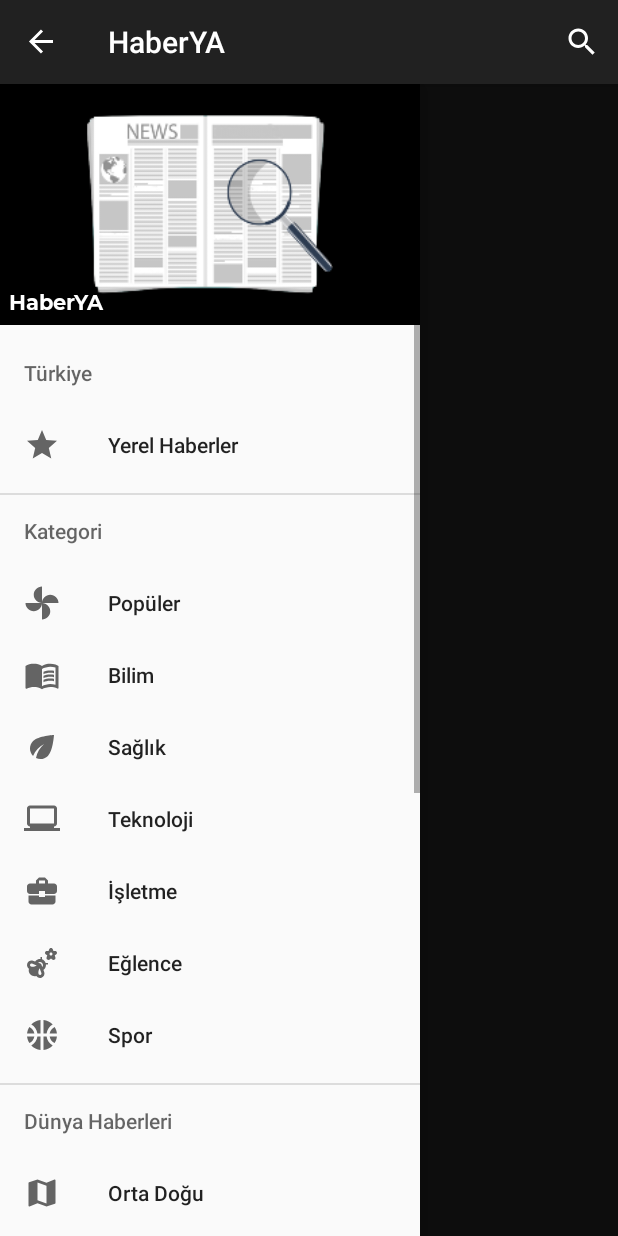
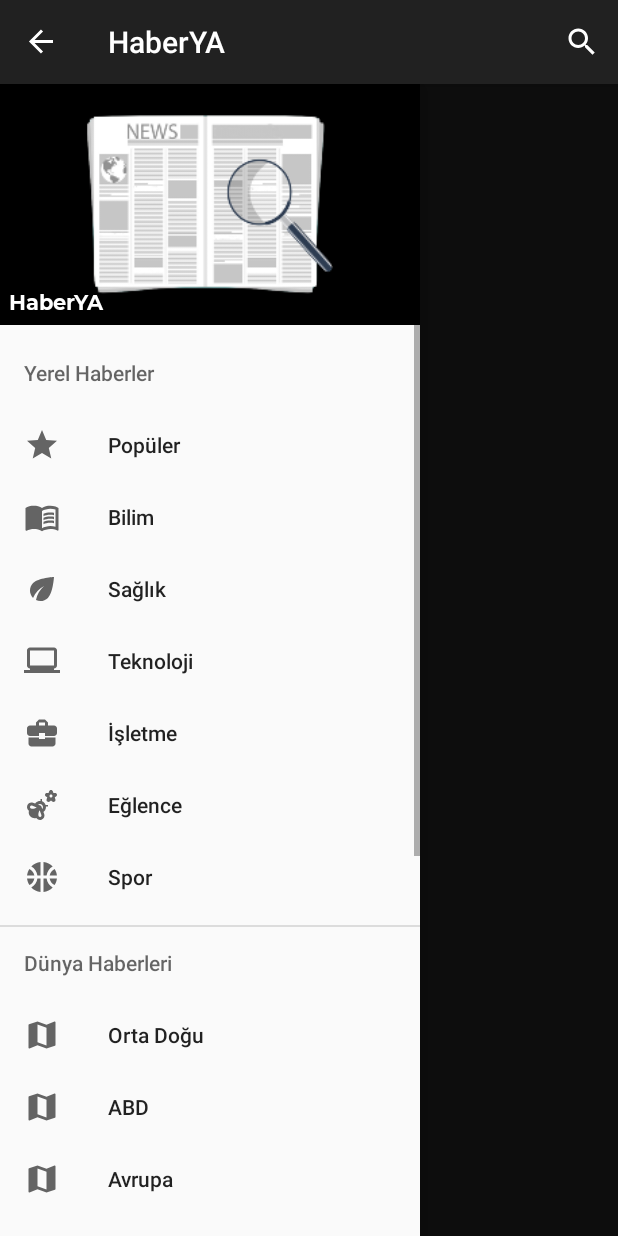
Before and after one commit to yemreak/HaberYA, an Android app: the screen it shows after launch (MainActivity), with the side drawer open, on a phone screen of 412 x 824 dp. Run offline under Robolectric (Android 15) with nearby library versions, the phone set to English and light mode, and no system bars; our stand-ins replace Picasso, Room's generated code, Volley; network calls fail; pictures from the network do not load.

Commit message:
👩‍🔧 Yerel haberler menüsü düzeltildi

```diff
--- a/app/src/main/res/menu/main_layout_menu.xml
+++ b/app/src/main/res/menu/main_layout_menu.xml
@@ -1,18 +1,11 @@
 <?xml version="1.0" encoding="utf-8"?>
 <menu xmlns:android="http://schemas.android.com/apk/res/android">
-	<item android:title="@string/turkey">
+
+	<item android:title="@string/local">
 		<menu>
 			<item
-				android:id="@+id/get_local_item"
+				android:id="@+id/get_popular_item"
 				android:icon="@drawable/local_icon"
-				android:title="@string/local" />
-		</menu>
-	</item>
-	<item android:title="@string/category">
-		<menu>
-			<item
-				android:id="@+id/get_all_news_item"
-				android:icon="@drawable/all_icon"
 				android:title="@string/popular" />
 			<item
 				android:id="@+id/get_science_item"
```
Also changed, not shown: app/src/main/java/com/yemreak/haberya/ui/activities/MainActivity.java (+2 -6 lines).
